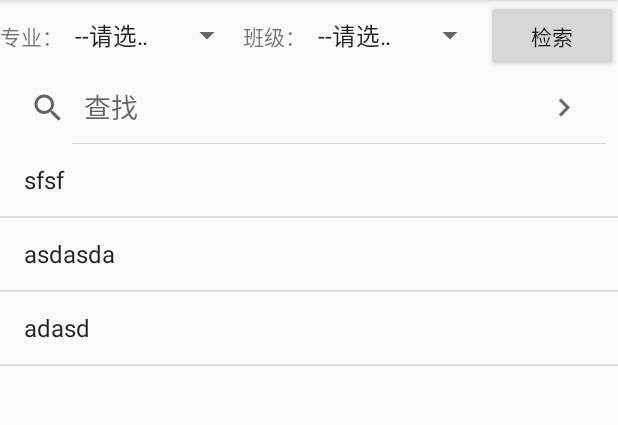
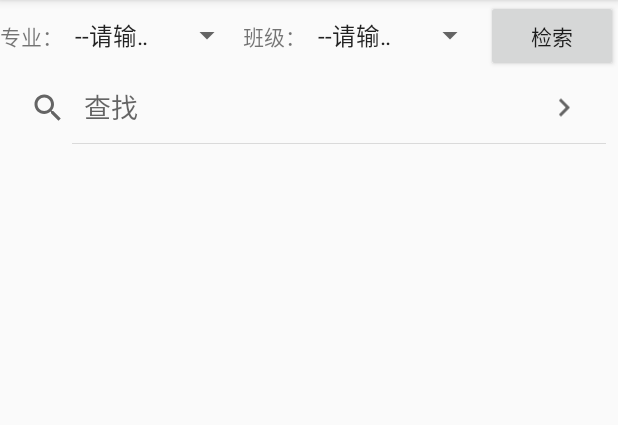
Before and after one commit to PJohnathan/address_book, an Android app: the tongxunlu screen opened directly, with no data from a screen before it, on a phone screen of 412 x 824 dp, the part 84-509 px from its top. Run offline under Robolectric (Android 15) with nearby library versions, the phone set to English and light mode, and no system bars.

Commit message:
建立了学生适配器，以及新的跳转（有错误）

```diff
--- a/app/src/main/AndroidManifest.xml
+++ b/app/src/main/AndroidManifest.xml
@@ -16,7 +16,8 @@
                 <category android:name="android.intent.category.LAUNCHER" />
             </intent-filter>
         </activity>
-        <activity android:name=".tongxunlu"></activity>
+        <activity android:name=".tongxunlu" />
+        <activity android:name=".Detail"></activity>
     </application>
 
 </manifest>
--- a/app/src/main/java/com/example/zhku/classaddresslist/tongxunlu.java
+++ b/app/src/main/java/com/example/zhku/classaddresslist/tongxunlu.java
@@ -1,31 +1,37 @@
 package com.example.zhku.classaddresslist;
 
+import android.bluetooth.le.AdvertisingSetParameters;
 import android.support.v7.app.AppCompatActivity;
 import android.os.Bundle;
 import android.text.TextUtils;
+import android.view.View;
+import android.widget.AdapterView;
 import android.widget.ArrayAdapter;
 import android.widget.ListView;
 import android.widget.SearchView;
+import android.widget.Spinner;
 
+import java.util.ArrayList;
 import java.util.List;
 
 public class tongxunlu extends AppCompatActivity {
 
     private SearchView search;
     private ListView list_view;
-    private final String[] mstrings={"sfsf","asdasda","adasd"};
+    private Spinner zhuanye;
+    private Spinner banji;
+    private List<Student> studentList = new ArrayList<>();
 
     @Override
     protected void onCreate(Bundle savedInstanceState) {
         super.onCreate(savedInstanceState);
         setContentView(R.layout.activity_tongxunlu);
         list_view = findViewById(R.id.list_view);
-        list_view.setAdapter(new ArrayAdapter<String>(this,android.R.layout.simple_list_item_1,mstrings));
+        final StudentAdapter adapter = new StudentAdapter(this,R.layout.student_item,studentList);
+        list_view.setAdapter(adapter);
         list_view.setTextFilterEnabled(true);//设置listview启用过滤
         search = findViewById(R.id.search);
-        search.setIconifiedByDefault(false);//设置该searchview默认是否自动缩小图标;
         search.setSubmitButtonEnabled(true);//设置该searchview显示搜索按钮
-        search.setQueryHint("查找");//设置该searchview内默认显示的提示文本
         search.setOnQueryTextListener(new SearchView.OnQueryTextListener() {
             //单击搜索按钮时激发该方法
             @Override
@@ -36,12 +42,26 @@ public class tongxunlu extends AppCompatActivity {
             @Override
             public boolean onQueryTextChange(String newText) {
                 if (TextUtils.isEmpty(newText)){
-                    list_view.clearTextFilter();//清除过滤
+                    //list_view.clearTextFilter();//清除过滤
+                    adapter.getFilter().filter("");
                 }else {
-                    list_view.setFilterText(newText);//使用用户输入的内容对listview的列表进行过滤
+                   // list_view.setFilterText(newText);//使用用户输入的内容对listview的列表进行过滤，出现黑框
+                    adapter.getFilter().filter(newText);
                 }
                 return true;
             }
         });
+
+        list_view.setOnItemClickListener(new AdapterView.OnItemClickListener() {
+            @Override
+            public void onItemClick(AdapterView<?> parent, View view, int position, long id) {
+                Student student = studentList.get(position);
+                //点击进行页面跳转
+            }
+        });
+
+        zhuanye = findViewById(R.id.zhuanye);
+        banji = findViewById(R.id.banji);
+
     }
 }
--- a/app/src/main/res/layout/activity_tongxunlu.xml
+++ b/app/src/main/res/layout/activity_tongxunlu.xml
@@ -12,6 +12,7 @@
             android:layout_height="wrap_content"
             android:text="专业：" />
         <Spinner
+            android:id="@+id/zhuanye"
             android:layout_width="0dp"
             android:layout_height="wrap_content"
             android:layout_weight="1"
@@ -23,6 +24,7 @@
             android:text="班级："/>
 
         <Spinner
+            android:id="@+id/banji"
             android:layout_width="0dp"
             android:layout_height="wrap_content"
             android:layout_weight="1"
@@ -37,7 +39,9 @@
     <SearchView
         android:id="@+id/search"
         android:layout_width="match_parent"
-        android:layout_height="wrap_content"/>
+        android:layout_height="wrap_content"
+        android:queryHint="查找"
+        android:iconifiedByDefault="false"/><!--设置该searchview默认是否自动缩小图标-->
 
 <ListView
     android:id="@+id/list_view"
--- a/app/src/main/res/values/arrays.xml
+++ b/app/src/main/res/values/arrays.xml
@@ -1,7 +1,7 @@
 <?xml version="1.0" encoding="utf-8"?>
 <resources>
     <string-array name="zhuanye">
-        <item>--请选择--</item>
+        <item>--请输入--</item>
         <item>物联网工程</item>
         <item>电子信息工程</item>
         <item>通信工程</item>
@@ -10,7 +10,7 @@
         <item>信息管理与信息系统</item>
     </string-array>
     <string-array name="banji">
-        <item>--请选择--</item>
+        <item>--请输入--</item>
         <item>161班</item>
         <item>162班</item>
         <item>163班</item>
```
Also changed, not shown: app/src/main/java/com/example/zhku/classaddresslist/Detail.java (added, +13 -0 lines), app/src/main/java/com/example/zhku/classaddresslist/Student.java (added, +40 -0 lines), app/src/main/java/com/example/zhku/classaddresslist/StudentAdapter.java (added, +46 -0 lines), app/src/main/res/layout/activity_detail.xml (added, +20 -0 lines).
